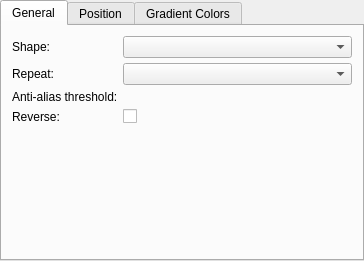
First picture: the form in plugins/generators/gradient/KisGradientGeneratorConfigWidget.ui, repository KDE/krita, before the edit.
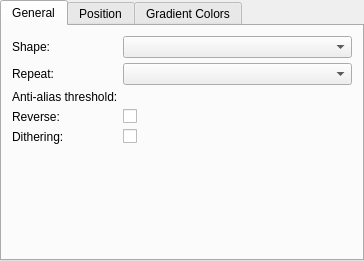
Second picture: the form after the edit. Custom widgets are drawn as their Qt base class.

Commit message: Feature: HDR gradients

```diff
--- a/plugins/generators/gradient/KisGradientGeneratorConfigWidget.ui
+++ b/plugins/generators/gradient/KisGradientGeneratorConfigWidget.ui
@@ -123,6 +123,20 @@
            </property>
           </widget>
          </item>
+         <item row="4" column="0">
+          <widget class="QLabel" name="labelDither">
+           <property name="text">
+            <string>Dithering:</string>
+           </property>
+          </widget>
+         </item>
+         <item row="4" column="1">
+          <widget class="QCheckBox" name="checkBoxDither">
+           <property name="text">
+            <string/>
+           </property>
+          </widget>
+         </item>
         </layout>
        </item>
        <item>
```
The commit also changes 57 other files.
